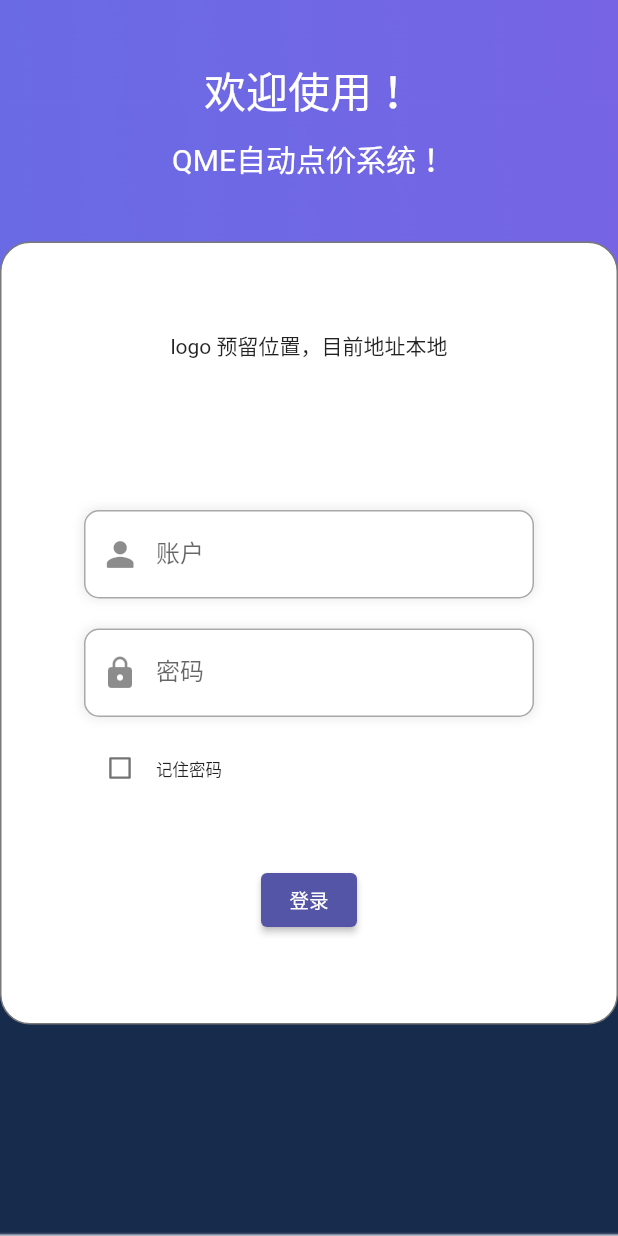
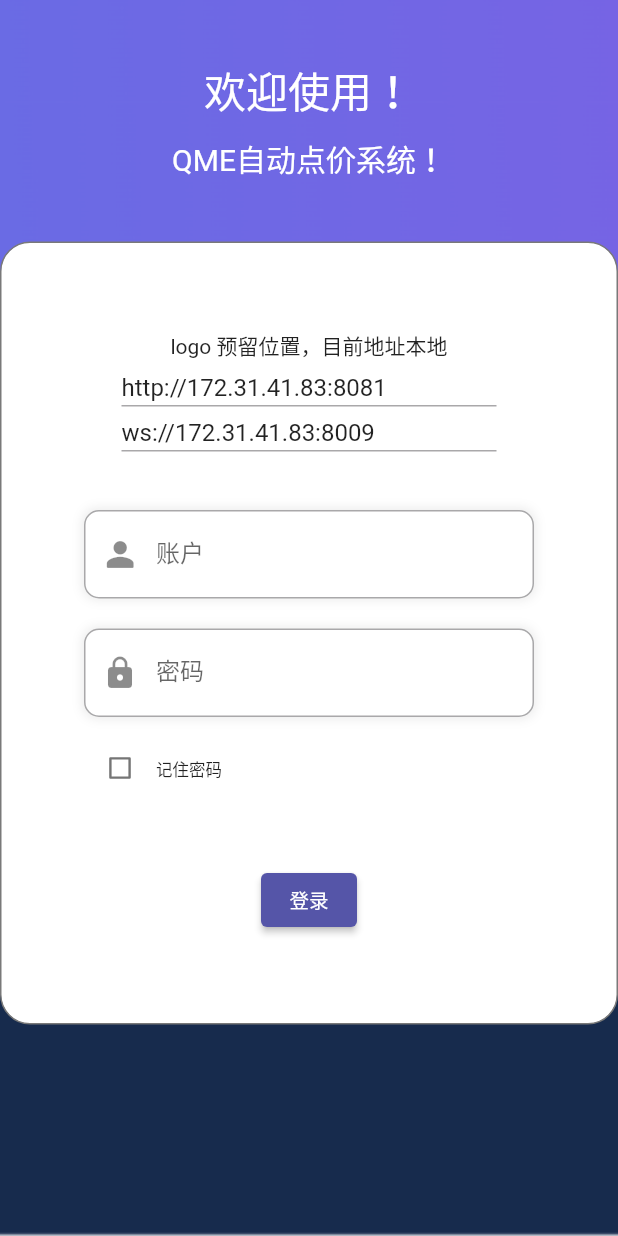
Before and after one commit to Yosuke-li/hedge, a Flutter app: the screen it shows after launch, on a phone screen of 412 x 824 dp. Run offline on Flutter 3.47's test engine with Material 2 defaults, Android fonts, the phone set to English and light mode, and no system bars; our stand-ins replace bot_toast, device_info_plus, dio, flutter_swiper_plus, sentry, sentry_flutter and 1 more; missing offline and left inert: desktop_webview_window, local_notifier, tray_manager, window_manager; accounts and stored records are empty.

Commit message:
style: 调整

```diff
--- a/lib/helper/global/api.dart
+++ b/lib/helper/global/api.dart
@@ -4,31 +4,33 @@ import 'package:hedge_manager/widget/message_center/hedge_socket.dart';
 
 import '../dio/dio_helper.dart';
 
+class Url {
+  static const String releaseWeb = 'http://119.29.116.64:51215/#main/5';
+  static const String releaseDio = 'http://119.29.116.64:51215';
+  static const String releaseSocket = 'ws://119.29.116.64:51216';
+
+  static String debugWeb = 'http://172.31.41.83:8081';
+  static String debugDio = 'http://172.31.41.83:8081';
+  static String debugSocket = 'ws://172.31.41.83:8009';
+}
+
 class ApiUrl {
-  static String webViewUrl = Global.environment == 'debug'
-      ? 'http://172.31.41.83:8081'
-      : 'http://119.29.116.64:51215/#main/5';
+  static String webViewUrl =
+      Global.environment == 'debug' ? Url.debugWeb : Url.releaseWeb;
 
-  static String dioUrl = Global.environment == 'debug'
-      ? 'http://172.31.41.83:8081'
-      : 'http://119.29.116.64:51215';
+  static String dioUrl =
+      Global.environment == 'debug' ? Url.debugDio : Url.releaseDio;
 
-  static String webSocketUrl = Global.environment == 'debug'
-      ? 'ws://172.31.41.83:8009'
-      : 'ws://119.29.116.64:51216';
+  static String webSocketUrl =
+      Global.environment == 'debug' ? Url.debugSocket : Url.releaseWeb;
 
   static void changing() {
-    webViewUrl = Global.environment == 'debug'
-        ? 'http://172.31.41.83:8081'
-        : 'http://119.29.116.64:51215/#main/5';
+    webViewUrl = Global.environment == 'debug' ? Url.debugWeb : Url.releaseWeb;
 
-    dioUrl = Global.environment == 'debug'
-        ? 'http://172.31.41.83:8081'
-        : 'http://119.29.116.64:51215';
+    dioUrl = Global.environment == 'debug' ? Url.debugDio : Url.releaseDio;
 
-    webSocketUrl = Global.environment == 'debug'
-        ? 'ws://172.31.41.83:8009'
-        : 'ws://119.29.116.64:51216';
+    webSocketUrl =
+        Global.environment == 'debug' ? Url.debugSocket : Url.releaseWeb;
 
     Request.onChangeUrl();
     WebViewUtils.onChangeUrl();
--- a/lib/page/login/login.dart
+++ b/lib/page/login/login.dart
@@ -98,7 +98,8 @@ class _LoginPageState extends State<LoginPage> {
             LocateStorage.setStringWithExpire(
                 'userModel', jsonEncode(userModel), const Duration(days: 1));
             lock.unlock();
-            NavigatorUtils.pushWidget(context, HomePage(), replaceCurrent: true);
+            NavigatorUtils.pushWidget(context, HomePage(),
+                replaceCurrent: true);
           }
         } catch (error, stack) {
           lock.unlock();
@@ -183,13 +184,48 @@ class _LoginPageState extends State<LoginPage> {
                           setState(() {});
                         },
                         child: SizedBox(
-                          height: 50,
-                          child: Text(
-                              'logo 预留位置，目前地址${Global.environment == 'debug' ? '本地' : '线上'}'),
+                          height: 80,
+                          child: Column(
+                            children: [
+                              Text(
+                                  'logo 预留位置，目前地址${Global.environment == 'debug' ? '本地' : '线上'}'),
+                              if (Global.environment == 'debug')
+                                Column(
+                                  children: [
+                                    Container(
+                                      height: 30,
+                                      width: 250,
+                                      child: TextFormField(
+                                        initialValue: Url.debugDio,
+                                        onChanged: (String? value) {
+                                          if (value != null) {
+                                            Url.debugDio = value;
+                                            Url.debugWeb = value;
+                                            ApiUrl.changing();
+                                          }
+                                        },
+                                      ),
+                                    ),
+                                    Container(
+                                      height: 30,
+                                      width: 250,
+                                      child: TextFormField(
+                                        initialValue: Url.debugSocket,
+                                        onChanged: (String? value) {
+                                          if (value != null) {
+                                            Url.debugSocket = value;
+                                            ApiUrl.changing();
+                                          }},
+                                      ),
+                                    ),
+                                  ],
+                                )
+                            ],
+                          ),
                         ),
                       ),
                       const SizedBox(
-                        height: 70.0,
+                        height: 40.0,
                       ),
                       Container(
                         width: 300.0,
```
